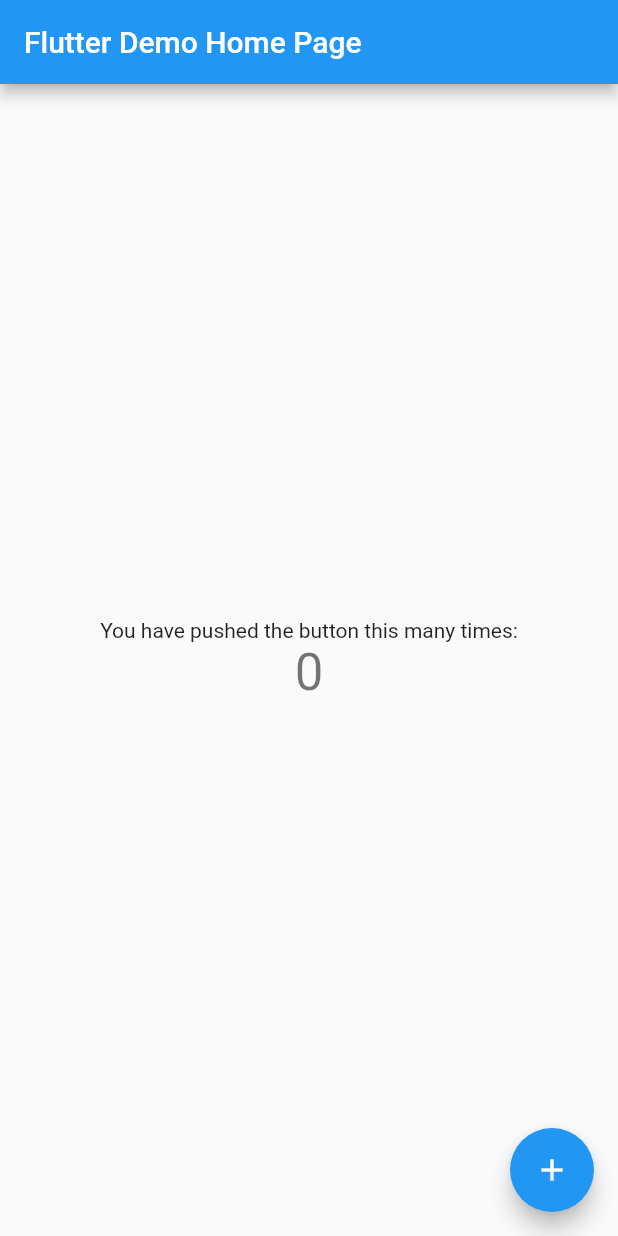
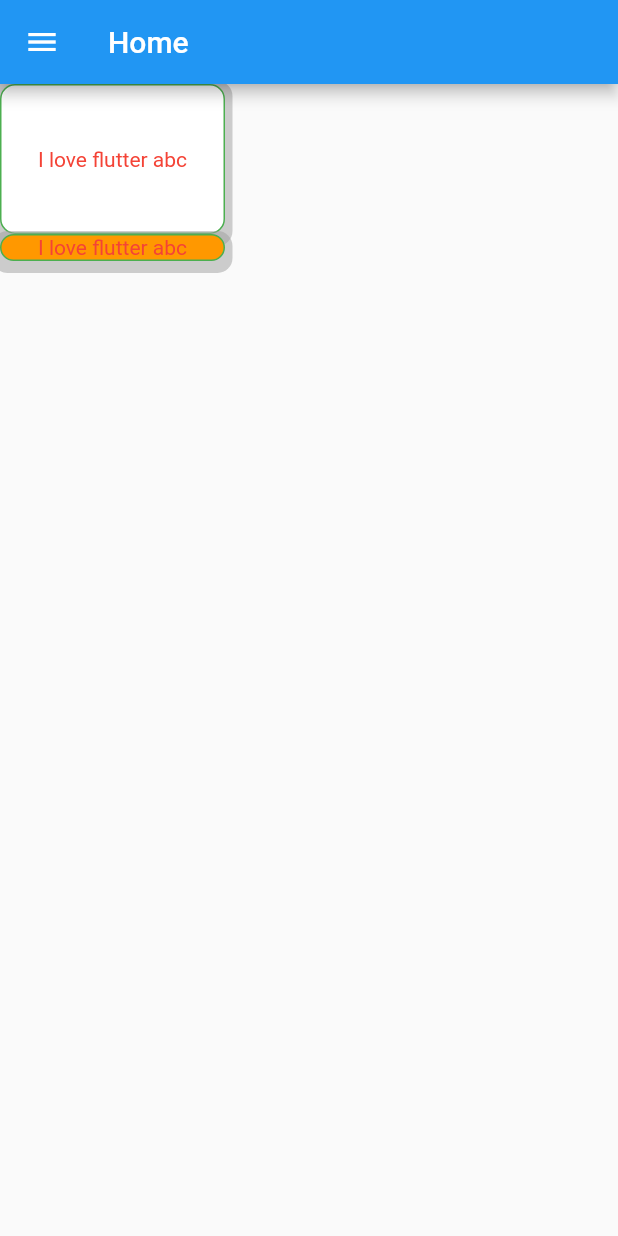
Before and after one commit to NgocNghia209/flutter_app_1_2201, a Flutter app: the screen it shows after launch, on a phone screen of 412 x 824 dp. Run offline on Flutter 3.47's test engine with Material 2 defaults, Android fonts, the phone set to English and light mode, and no system bars.

Commit message:
Nghia 27/01/2021

```diff
--- /dev/null
+++ b/lib/home/home_view.dart
@@ -0,0 +1,25 @@
+import 'package:flutter/cupertino.dart';
+import 'package:flutter/material.dart';
+import 'package:flutter_app_1_2201/home/widgets/my_box.dart';
+
+class HomeView extends StatelessWidget {
+  @override
+  Widget build(BuildContext context) {
+    return Scaffold(
+      appBar: AppBar(title: Text('Home'),),
+      drawer: Drawer(),
+      body: Column(
+        children: [
+          MyBox(
+            height: 100.0,
+            width: 150.0,
+        ),
+          MyBox(
+            width: 150.0,
+            bgColor: Colors.orange,
+          )
+        ],
+        ),
+    );
+  }
+}
--- /dev/null
+++ b/lib/home/widgets/my_box.dart
@@ -0,0 +1,44 @@
+import 'package:flutter/cupertino.dart';
+import 'package:flutter/material.dart';
+
+class MyBox extends StatelessWidget {
+  final width;
+  final height;
+  final color;
+  final bgColor;
+
+  const MyBox(
+      {Key key,
+      this.width,
+      this.height,
+      this.color = Colors.green,
+      this.bgColor = Colors.white})
+      : super(key: key);
+
+  @override
+  Widget build(BuildContext context) {
+    return Container(
+      alignment: Alignment.center,
+      height: height,
+      width: width,
+      child: Text(
+        'I love flutter abc',
+        style: TextStyle(color: Colors.red),
+      ),
+      decoration: BoxDecoration(
+        color: bgColor,
+        borderRadius: BorderRadius.circular(10),
+        border: Border.all(
+          color: color,
+        ),
+        boxShadow: [
+          BoxShadow(
+            color: Colors.grey.withOpacity(0.5),
+            spreadRadius: 5,
+            offset: Offset(0,3),
+          )
+        ]
+      ),
+    );
+  }
+}
--- a/lib/main.dart
+++ b/lib/main.dart
@@ -1,117 +1,16 @@
+import 'package:flutter/cupertino.dart';
 import 'package:flutter/material.dart';
+import 'home/home_view.dart';
 
 void main() {
   runApp(MyApp());
 }
 
 class MyApp extends StatelessWidget {
-  // This widget is the root of your application.
   @override
   Widget build(BuildContext context) {
     return MaterialApp(
-      title: 'Flutter Demo',
-      theme: ThemeData(
-        // This is the theme of your application.
-        //
-        // Try running your application with "flutter run". You'll see the
-        // application has a blue toolbar. Then, without quitting the app, try
-        // changing the primarySwatch below to Colors.green and then invoke
-        // "hot reload" (press "r" in the console where you ran "flutter run",
-        // or simply save your changes to "hot reload" in a Flutter IDE).
-        // Notice that the counter didn't reset back to zero; the application
-        // is not restarted.
-        primarySwatch: Colors.blue,
-        // This makes the visual density adapt to the platform that you run
-        // the app on. For desktop platforms, the controls will be smaller and
-        // closer together (more dense) than on mobile platforms.
-        visualDensity: VisualDensity.adaptivePlatformDensity,
-      ),
-      home: MyHomePage(title: 'Flutter Demo Home Page'),
+      home: HomeView(),
     );
   }
 }
-
-class MyHomePage extends StatefulWidget {
-  MyHomePage({Key key, this.title}) : super(key: key);
-
-  // This widget is the home page of your application. It is stateful, meaning
-  // that it has a State object (defined below) that contains fields that affect
-  // how it looks.
-
-  // This class is the configuration for the state. It holds the values (in this
-  // case the title) provided by the parent (in this case the App widget) and
-  // used by the build method of the State. Fields in a Widget subclass are
-  // always marked "final".
-
-  final String title;
-
-  @override
-  _MyHomePageState createState() => _MyHomePageState();
-}
-
-class _MyHomePageState extends State<MyHomePage> {
-  int _counter = 0;
-
-  void _incrementCounter() {
-    setState(() {
-      // This call to setState tells the Flutter framework that something has
-      // changed in this State, which causes it to rerun the build method below
-      // so that the display can reflect the updated values. If we changed
-      // _counter without calling setState(), then the build method would not be
-      // called again, and so nothing would appear to happen.
-      _counter++;
-    });
-  }
-
-  @override
-  Widget build(BuildContext context) {
-    // This method is rerun every time setState is called, for instance as done
-    // by the _incrementCounter method above.
-    //
-    // The Flutter framework has been optimized to make rerunning build methods
-    // fast, so that you can just rebuild anything that needs updating rather
-    // than having to individually change instances of widgets.
-    return Scaffold(
-      appBar: AppBar(
-        // Here we take the value from the MyHomePage object that was created by
-        // the App.build method, and use it to set our appbar title.
-        title: Text(widget.title),
-      ),
-      body: Center(
-        // Center is a layout widget. It takes a single child and positions it
-        // in the middle of the parent.
-        child: Column(
-          // Column is also a layout widget. It takes a list of children and
-          // arranges them vertically. By default, it sizes itself to fit its
-          // children horizontally, and tries to be as tall as its parent.
-          //
-          // Invoke "debug painting" (press "p" in the console, choose the
-          // "Toggle Debug Paint" action from the Flutter Inspector in Android
-          // Studio, or the "Toggle Debug Paint" command in Visual Studio Code)
-          // to see the wireframe for each widget.
-          //
-          // Column has various properties to control how it sizes itself and
-          // how it positions its children. Here we use mainAxisAlignment to
-          // center the children vertically; the main axis here is the vertical
-          // axis because Columns are vertical (the cross axis would be
-          // horizontal).
-          mainAxisAlignment: MainAxisAlignment.center,
-          children: <Widget>[
-            Text(
-              'You have pushed the button this many times:',
-            ),
-            Text(
-              '$_counter',
-              style: Theme.of(context).textTheme.headline4,
-            ),
-          ],
-        ),
-      ),
-      floatingActionButton: FloatingActionButton(
-        onPressed: _incrementCounter,
-        tooltip: 'Increment',
-        child: Icon(Icons.add),
-      ), // This trailing comma makes auto-formatting nicer for build methods.
-    );
-  }
-}
```
Also changed, not shown: 2 other files.
